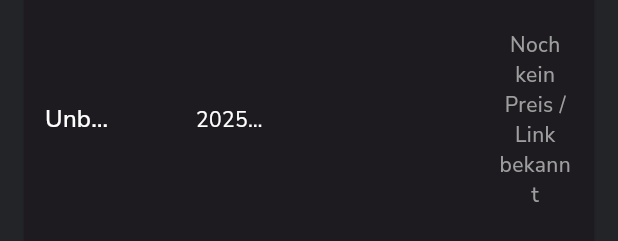
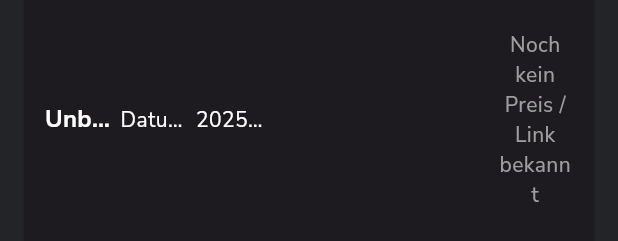
Before and after one commit to Synthiplayer/rtb, a Flutter app: the DesktopTourCard widget shown alone on an empty page, opened directly with empty values, on a phone screen of 412 x 824 dp. Shown: the part 499-740 px from the top of the screen. Run offline on Flutter 3.47's test engine with Material 3 defaults, Android fonts, the phone set to English and light mode, and no system bars; our stand-ins replace cached_network_image, flutter_riverpod, font_awesome_flutter, go_router, photo_view, screenshot and 2 more; missing offline and left inert: dart:js_interop, dart:ui_web; accounts and stored records are empty; network calls fail.

```diff
--- a/lib/widgets/desktop_tour_card.dart
+++ b/lib/widgets/desktop_tour_card.dart
@@ -1,48 +1,47 @@
+// desktop_tour_card.dart
 import 'package:flutter/material.dart';
 import 'package:intl/intl.dart';
 import 'package:url_launcher/url_launcher.dart';
 
-/// Desktop-Version einer Tour-Karte. Zeigt alle Infos als Row (Tabellen-Layout).
+/// Desktop-Version einer Tour-Karte im Tabellen-Layout.
 class DesktopTourCard extends StatelessWidget {
   final Map<String, dynamic> show;
-
   const DesktopTourCard({required this.show, super.key});
 
   @override
   Widget build(BuildContext context) {
-    // Hilfsfunktion für robustes Trimmen & Null-Handling
-    String str(Map<String, dynamic> m, String key) =>
-        (m[key] as String?)?.trim() ?? '';
+    String str(String key) => (show[key] as String?)?.trim() ?? '';
 
-    final event = str(show, 'event').isNotEmpty
-        ? str(show, 'event')
-        : 'Unbenanntes Event';
-    final dateStr = str(show, 'date');
-    final timeStr = str(show, 'time');
-    final city = str(show, 'city');
-    final venue = str(show, 'venue');
-    final advance = str(show, 'advance');
-    final before = str(show, 'before');
-    final ticketUrl = str(show, 'url');
-    final eventLink = str(show, 'eventlink');
+    final eventRaw = str('event');
+    final event = eventRaw.isNotEmpty ? eventRaw : 'Unbenanntes Event';
+    final dateStr = str('date');
+    final timeStr = str('time');
+    final city = str('city');
+    final venue = str('venue');
+    final advance = str('advance');
+    final before = str('before');
+    final ticketUrl = str('url');
+    final eventLink = str('eventlink');
 
-    // Formatierung Datum/Uhrzeit
-    String formattedDate = dateStr;
+    // Datum formatieren oder Fallback
+    String formattedDate;
     if (dateStr.isNotEmpty) {
       try {
         formattedDate = DateFormat(
           'dd.MM.yyyy',
         ).format(DateTime.parse(dateStr));
-      } catch (_) {}
+      } catch (_) {
+        formattedDate = 'Ungültiges Datum';
+      }
+    } else {
+      formattedDate = 'Datum unbekannt';
     }
     final formattedTime = timeStr.isNotEmpty ? '$timeStr Uhr' : '';
 
-    // Preise auflisten
     final priceLines = <String>[];
     if (advance.isNotEmpty) priceLines.add('VVK: $advance');
     if (before.isNotEmpty) priceLines.add('AK: $before');
 
-    // Ticket-/Eventlink oder Hinweis
     Widget ticketSection;
     if (ticketUrl.isNotEmpty || eventLink.isNotEmpty) {
       ticketSection = Column(
@@ -74,10 +73,8 @@ class DesktopTourCard extends StatelessWidget {
         ],
       );
     } else if (priceLines.isNotEmpty) {
-      // Wenn Preis bekannt, aber kein Link: nichts anzeigen (Preise stehen ja schon da)
       ticketSection = const SizedBox.shrink();
     } else {
-      // Weder Link noch Preis: expliziter Hinweis
       ticketSection = const Text(
         'Noch kein Preis / Link bekannt',
         style: TextStyle(
@@ -90,20 +87,17 @@ class DesktopTourCard extends StatelessWidget {
     }
 
     return Card(
-      margin: const EdgeInsets.symmetric(
-        vertical: 6,
-        horizontal: 16,
-      ), // Etwas weniger Abstand
+      margin: const EdgeInsets.symmetric(vertical: 6, horizontal: 16),
       child: Padding(
-        padding: const EdgeInsets.all(
-          14,
-        ), // Weniger Padding für kompaktere Darstellung
+        padding: const EdgeInsets.all(14),
         child: Row(
           children: [
             Expanded(
               child: Text(
                 event,
-                style: Theme.of(context).textTheme.titleMedium,
+                style: Theme.of(
+                  context,
+                ).textTheme.titleMedium?.copyWith(fontWeight: FontWeight.bold),
                 overflow: TextOverflow.ellipsis,
               ),
             ),
@@ -124,7 +118,6 @@ class DesktopTourCard extends StatelessWidget {
                       (l) => Text(
                         l,
                         style: Theme.of(context).textTheme.bodyMedium,
-                        overflow: TextOverflow.ellipsis,
                       ),
                     )
                     .toList(),
```
Also changed, not shown: lib/widgets/mobil_tour_card.dart (+42 -34 lines).
